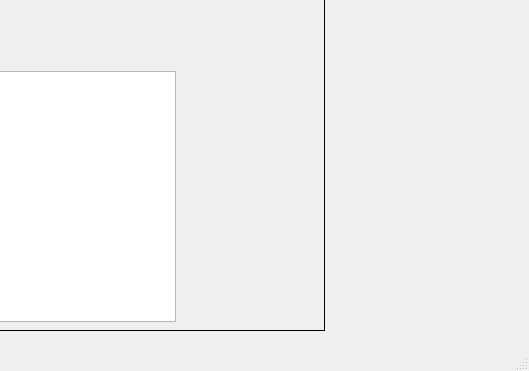
Before: the Qt Designer form mainwindow.ui in Shivewq/COMP3004FinalProject, drawn with Qt 5; both pictures show x 626 to 1155 and y 229 to 600 of the 1155 by 600 pixel window.
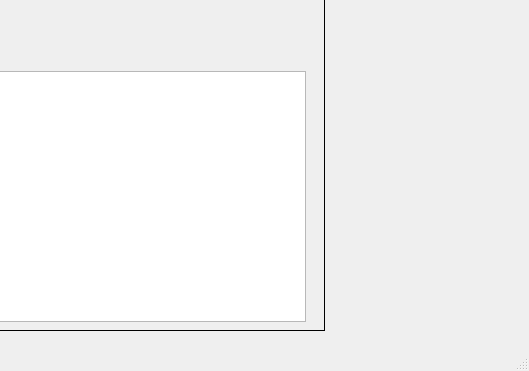
After: the same form once the commit is applied. The open tabs and pages were chosen to show the change.

```diff
--- a/mainwindow.ui
+++ b/mainwindow.ui
@@ -58,7 +58,7 @@
        <rect>
         <x>20</x>
         <y>220</y>
-        <width>581</width>
+        <width>711</width>
         <height>251</height>
        </rect>
       </property>
```
Left out of the diff: 2 changed lines with no effect on the pictures.
